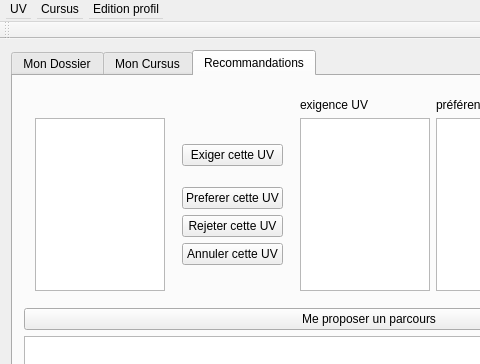
The window that window/mainwindow.ui (roddehugo/utprofiler) describes before a commit, drawn with Qt 5; both pictures show x 0 to 480 and y 0 to 364 of the 738 by 555 pixel window.
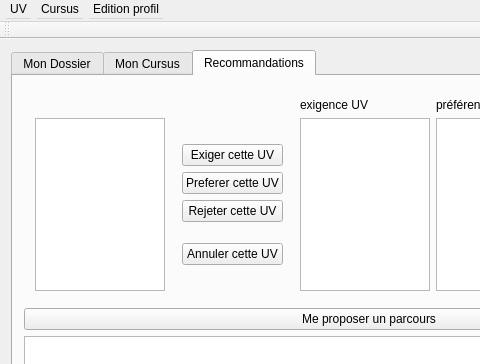
The same window after the commit. The open tabs and pages were chosen to show the change.

Diff of the .ui file:
```diff
--- a/window/mainwindow.ui
+++ b/window/mainwindow.ui
@@ -241,6 +241,8 @@
               <widget class="QWidget" name="widget_2" native="true">
                <layout class="QVBoxLayout" name="verticalLayout_7">
                 <item>
+                 <layout class="QVBoxLayout" name="verticalLayout_6">
+                  <item>
                  <widget class="QPushButton" name="exigerUV">
                   <property name="text">
                    <string>Exiger cette UV</string>
@@ -248,8 +250,6 @@
                  </widget>
                 </item>
                 <item>
-                 <layout class="QVBoxLayout" name="verticalLayout_6">
-                  <item>
                    <widget class="QPushButton" name="prefererUV">
                     <property name="text">
                      <string>Preferer cette UV</string>
@@ -263,6 +263,8 @@
                     </property>
                    </widget>
                   </item>
+                 </layout>
+                </item>
                   <item>
                    <widget class="QPushButton" name="annulerUV">
                     <property name="text">
@@ -271,8 +273,6 @@
                    </widget>
                   </item>
                  </layout>
-                </item>
-               </layout>
               </widget>
              </item>
              <item row="1" column="3">
```
Left out of the diff: 29 changed lines with no effect on the pictures. Lines whose indentation alone changed are shown as unchanged.
